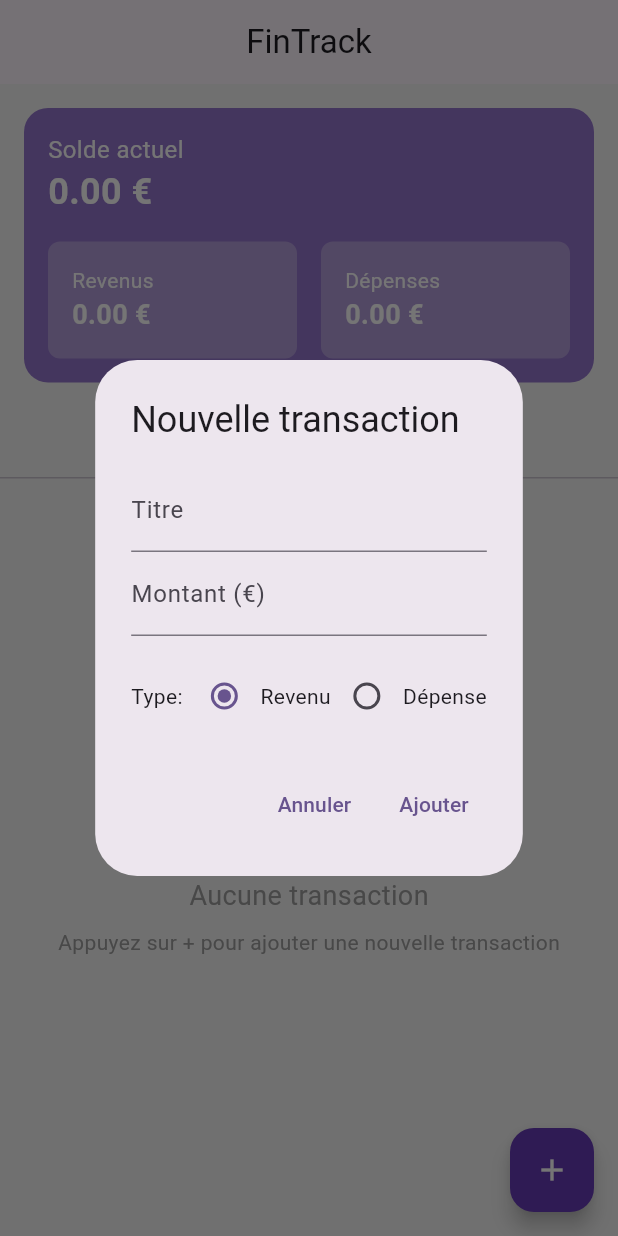
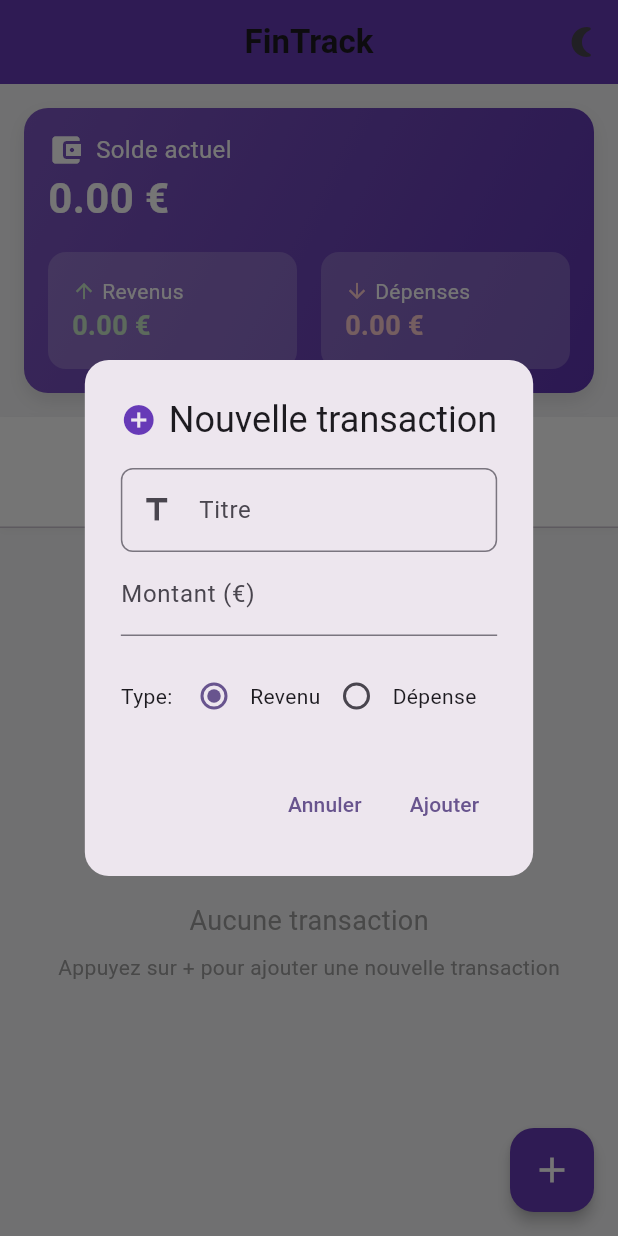
Before and after one commit to damerdjin/flutter_application_1, a Flutter app: the screen it shows after launch, after a tap on the "add" icon, on a phone screen of 412 x 824 dp. Run offline on Flutter 3.47's test engine with Material 3 defaults, Android fonts, the phone set to English and light mode, and no system bars.

Commit message:
style: improve UI components with enhanced styling and layout
Refactor UI components to improve visual consistency and user experience. Changes include:
- Enhanced transaction form with icons, rounded borders, and better spacing
- Updated home page with a new app bar design, tab bar styling, and floating action button adjustments
- Improved transaction list with card layout, padding, and typography
- Redesigned balance card with gradient background, icons, and better spacing

```diff
--- a/lib/screens/home_page.dart
+++ b/lib/screens/home_page.dart
@@ -69,10 +69,23 @@ class _FinTrackHomePageState extends State<FinTrackHomePage> with SingleTickerPr
   @override
   Widget build(BuildContext context) {
     return Scaffold(
-      backgroundColor: Colors.grey[100],
+      backgroundColor: const Color(0xFFF5F5F7),
       appBar: AppBar(
-        title: const Text('FinTrack'),
+        title: const Text(
+          'FinTrack',
+          style: TextStyle(fontWeight: FontWeight.bold),
+        ),
         centerTitle: true,
+        backgroundColor: Colors.deepPurple,
+        elevation: 0,
+        actions: [
+          IconButton(
+            icon: const Icon(Icons.nightlight_round),
+            onPressed: () {
+              // Fonctionnalité future pour le mode sombre
+            },
+          ),
+        ],
       ),
       body: Column(
         children: [
@@ -84,12 +97,33 @@ class _FinTrackHomePageState extends State<FinTrackHomePage> with SingleTickerPr
           ),
 
           // Onglets pour les transactions
-          TabBar(
-            controller: _tabController,
-            tabs: const [
-              Tab(text: 'Toutes'),
-              Tab(text: 'Récentes'),
-            ],
+          Container(
+            decoration: BoxDecoration(
+              color: Colors.white,
+              boxShadow: [
+                BoxShadow(
+                  color: Colors.grey.withAlpha(26), // Remplacé withOpacity(0.1) par withAlpha(26)
+                  blurRadius: 4,
+                  offset: const Offset(0, 2),
+                ),
+              ],
+            ),
+            child: TabBar(
+              controller: _tabController,
+              labelColor: Colors.deepPurple,
+              unselectedLabelColor: Colors.grey,
+              indicatorColor: Colors.deepPurple,
+              tabs: const [
+                Tab(
+                  icon: Icon(Icons.list_alt),
+                  text: 'Toutes',
+                ),
+                Tab(
+                  icon: Icon(Icons.access_time),
+                  text: 'Récentes',
+                ),
+              ],
+            ),
           ),
 
           // Liste des transactions
@@ -115,8 +149,10 @@ class _FinTrackHomePageState extends State<FinTrackHomePage> with SingleTickerPr
       floatingActionButton: FloatingActionButton(
         onPressed: _afficherDialogueAjoutTransaction,
         backgroundColor: Colors.deepPurple,
-        child: const Icon(Icons.add, color: Colors.white),
+        elevation: 4,
+        child: const Icon(Icons.add, color: Colors.white, size: 28),
       ),
+      floatingActionButtonLocation: FloatingActionButtonLocation.endFloat,
     );
   }
 }
--- a/lib/widgets/balance_card.dart
+++ b/lib/widgets/balance_card.dart
@@ -18,12 +18,31 @@ class BalanceCard extends StatelessWidget {
       margin: const EdgeInsets.all(16),
       padding: const EdgeInsets.all(16),
       decoration: BoxDecoration(
-        color: Colors.deepPurple[300],
+        gradient: const LinearGradient(
+          begin: Alignment.topLeft,
+          end: Alignment.bottomRight,
+          colors: [Color(0xFF7E57C2), Color(0xFF5E35B1)],
+        ),
         borderRadius: BorderRadius.circular(16),
+        boxShadow: [
+          BoxShadow(
+            color: Colors.black.withAlpha(26), // Remplacé withOpacity(0.1) par withAlpha(26)
+            blurRadius: 10,
+            offset: const Offset(0, 5),
+          ),
+        ],
       ),
       child: Column(
         crossAxisAlignment: CrossAxisAlignment.start,
         children: [
+          Row(
+            children: [
+              const Icon(
+                Icons.account_balance_wallet,
+                color: Colors.white,
+                size: 24,
+              ),
+              const SizedBox(width: 8),
               const Text(
                 'Solde actuel',
                 style: TextStyle(
@@ -31,11 +50,13 @@ class BalanceCard extends StatelessWidget {
                   fontSize: 16,
                 ),
               ),
+            ],
+          ),
           Text(
             '${soldeActuel.toStringAsFixed(2)} €',
             style: const TextStyle(
               color: Colors.white,
-              fontSize: 24,
+              fontSize: 28,
               fontWeight: FontWeight.bold,
             ),
           ),
@@ -46,12 +67,20 @@ class BalanceCard extends StatelessWidget {
                 child: Container(
                   padding: const EdgeInsets.all(16),
                   decoration: BoxDecoration(
-                    color: Colors.deepPurple[200],
-                    borderRadius: BorderRadius.circular(8),
+                    color: Colors.white.withAlpha(51), // Remplacé withOpacity(0.2) par withAlpha(51)
+                    borderRadius: BorderRadius.circular(12),
                   ),
                   child: Column(
                     crossAxisAlignment: CrossAxisAlignment.start,
                     children: [
+                      Row(
+                        children: [
+                          Icon(
+                            Icons.arrow_upward,
+                            color: Colors.green[100],
+                            size: 16,
+                          ),
+                          const SizedBox(width: 4),
                           const Text(
                             'Revenus',
                             style: TextStyle(
@@ -59,10 +88,12 @@ class BalanceCard extends StatelessWidget {
                               fontSize: 14,
                             ),
                           ),
+                        ],
+                      ),
                       Text(
                         '${revenus.toStringAsFixed(2)} €',
-                        style: const TextStyle(
-                          color: Colors.white,
+                        style: TextStyle(
+                          color: Colors.green[100],
                           fontSize: 18,
                           fontWeight: FontWeight.bold,
                         ),
@@ -76,12 +107,20 @@ class BalanceCard extends StatelessWidget {
                 child: Container(
                   padding: const EdgeInsets.all(16),
                   decoration: BoxDecoration(
-                    color: Colors.deepPurple[200],
-                    borderRadius: BorderRadius.circular(8),
+                    color: Colors.white.withAlpha(51), // Remplacé withOpacity(0.2) par withAlpha(51)
+                    borderRadius: BorderRadius.circular(12),
                   ),
                   child: Column(
                     crossAxisAlignment: CrossAxisAlignment.start,
                     children: [
+                      Row(
+                        children: [
+                          Icon(
+                            Icons.arrow_downward,
+                            color: Colors.red[100],
+                            size: 16,
+                          ),
+                          const SizedBox(width: 4),
                           const Text(
                             'Dépenses',
                             style: TextStyle(
@@ -89,10 +128,12 @@ class BalanceCard extends StatelessWidget {
                               fontSize: 14,
                             ),
                           ),
+                        ],
+                      ),
                       Text(
                         '${depenses.toStringAsFixed(2)} €',
-                        style: const TextStyle(
-                          color: Colors.white,
+                        style: TextStyle(
+                          color: Colors.red[100],
                           fontSize: 18,
                           fontWeight: FontWeight.bold,
                         ),
--- a/lib/widgets/transaction_form.dart
+++ b/lib/widgets/transaction_form.dart
@@ -21,14 +21,32 @@ class _TransactionFormState extends State<TransactionForm> {
   @override
   Widget build(BuildContext context) {
     return AlertDialog(
-      title: const Text('Nouvelle transaction'),
+      title: Row(
+        children: [
+          Icon(
+            Icons.add_circle,
+            color: Colors.deepPurple,
+          ),
+          SizedBox(width: 8),
+          Text('Nouvelle transaction'),
+        ],
+      ),
+      shape: RoundedRectangleBorder(
+        borderRadius: BorderRadius.circular(16),
+      ),
       content: Form(
         key: formKey,
         child: Column(
           mainAxisSize: MainAxisSize.min,
           children: [
             TextFormField(
-              decoration: const InputDecoration(labelText: 'Titre'),
+              decoration: InputDecoration(
+                labelText: 'Titre',
+                prefixIcon: Icon(Icons.title),
+                border: OutlineInputBorder(
+                  borderRadius: BorderRadius.circular(8),
+                ),
+              ),
               validator: (value) {
                 if (value == null || value.isEmpty) {
                   return 'Veuillez entrer un titre';
--- a/lib/widgets/transaction_list.dart
+++ b/lib/widgets/transaction_list.dart
@@ -54,16 +54,24 @@ class TransactionList extends StatelessWidget {
 
     return ListView.builder(
       itemCount: displayTransactions.length,
+      padding: const EdgeInsets.symmetric(vertical: 8),
       itemBuilder: (context, index) {
         final transaction = recentOnly
             ? displayTransactions[displayTransactions.length - 1 - index]
             : displayTransactions[index];
 
-        return ListTile(
+        return Card(
+          margin: const EdgeInsets.symmetric(horizontal: 16, vertical: 6),
+          elevation: 2,
+          shape: RoundedRectangleBorder(
+            borderRadius: BorderRadius.circular(12),
+          ),
+          child: ListTile(
+            contentPadding: const EdgeInsets.symmetric(horizontal: 16, vertical: 8),
             leading: CircleAvatar(
               backgroundColor: transaction.estRevenu
-                ? Colors.green[100]
-                : Colors.red[100],
+                  ? Colors.green[50]
+                  : Colors.red[50],
               child: Icon(
                 transaction.estRevenu
                     ? Icons.arrow_upward
@@ -73,9 +81,27 @@ class TransactionList extends StatelessWidget {
                     : Colors.red,
               ),
             ),
-          title: Text(transaction.titre),
-          subtitle: Text(
+            title: Text(
+              transaction.titre,
+              style: const TextStyle(
+                fontWeight: FontWeight.bold,
+              ),
+            ),
+            subtitle: Row(
+              children: [
+                Icon(
+                  Icons.calendar_today,
+                  size: 12,
+                  color: Colors.grey[600],
+                ),
+                const SizedBox(width: 4),
+                Text(
                   '${transaction.date.day}/${transaction.date.month}/${transaction.date.year}',
+                  style: TextStyle(
+                    color: Colors.grey[600],
+                  ),
+                ),
+              ],
             ),
             trailing: Text(
               '${transaction.estRevenu ? '+' : '-'}${transaction.montant.toStringAsFixed(2)} €',
@@ -84,6 +110,8 @@ class TransactionList extends StatelessWidget {
                     ? Colors.green
                     : Colors.red,
                 fontWeight: FontWeight.bold,
+                fontSize: 16,
+              ),
             ),
           ),
         );
```
Also changed, not shown: 1 other file. Lines whose indentation alone changed are shown as unchanged.
